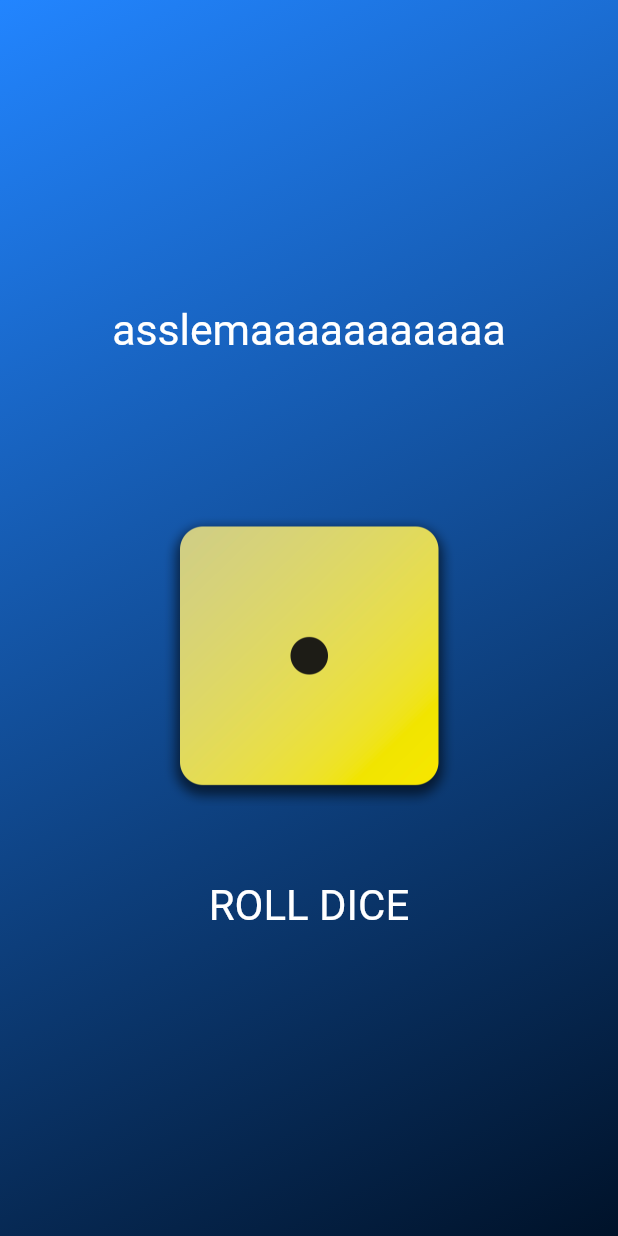
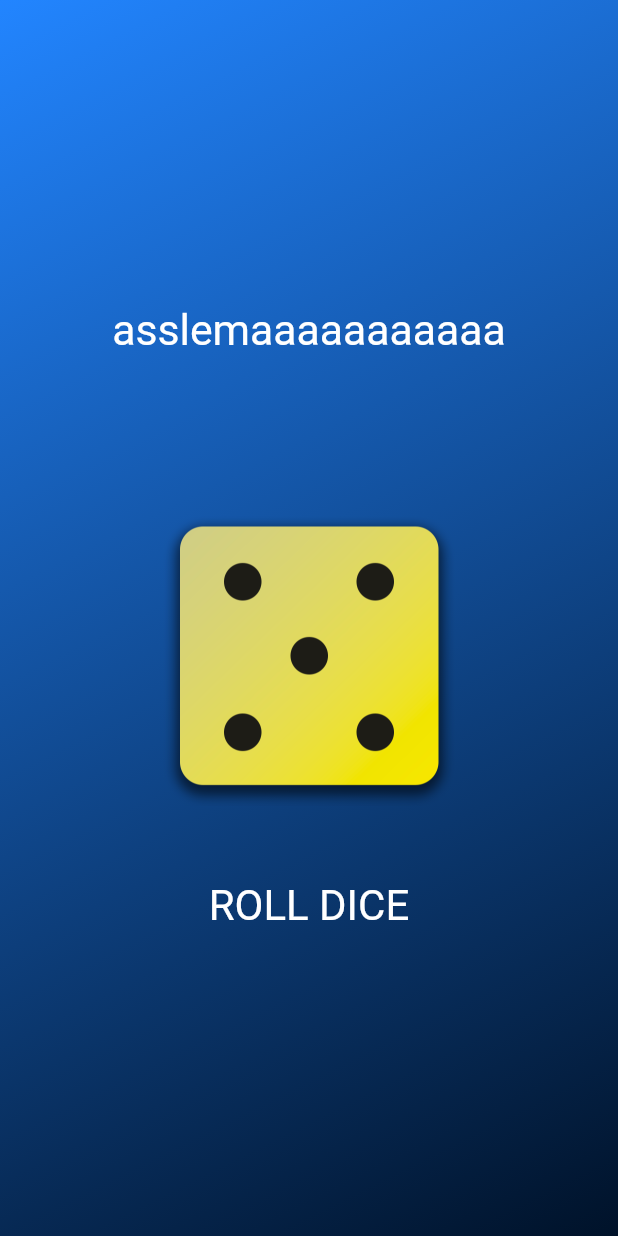
Before and after one commit to Jallouli-Yassine/rollDiceFlutter, a Flutter app: the screen it shows after launch, after a tap on "ROLL DICE", on a phone screen of 412 x 824 dp. Run offline on Flutter 3.47's test engine with Material 2 defaults, Android fonts, the phone set to English and light mode, and no system bars.

Commit message:
clicky btn and get random number and get picture of the dice with this number

```diff
--- a/lib/custom_widget.dart
+++ b/lib/custom_widget.dart
@@ -1,7 +1,7 @@
 // ignore_for_file: non_constant_identifier_names
 
 import 'package:flutter/material.dart';
-import 'package:first_app/styled_text.dart';
+import 'package:first_app/dice_roller.dart';
 
 /*
   Color.fromARGB(255, 34, 133, 255),
@@ -9,9 +9,6 @@ import 'package:first_app/styled_text.dart';
 */
 const startAlignment = Alignment.topLeft;
 const endAlignment = Alignment.bottomRight;
-var text = "asslemaaaaaaaaaaa";
-
-void rollDice() {}
 
 class CustomWidget extends StatelessWidget {
   // CustomWidget({cKey}):super(key: cKey);
@@ -27,25 +24,9 @@ class CustomWidget extends StatelessWidget {
           end: endAlignment,
         ),
       ),
-      child: Center(
-          child: Column(mainAxisSize: MainAxisSize.min, children: [
-        CustomStyleText(text), // Your existing CustomStyleText widget
-        const SizedBox(height: 100),
-        Image.asset(
-          'assets/images/dice-1.png',
-          width: 200,
-        ),
-        TextButton(
-          onPressed: rollDice,
-          style: TextButton.styleFrom(
-            padding: const EdgeInsets.only(top: 50),
-            foregroundColor: Colors.white,
-            textStyle:const TextStyle(
-              fontSize: 28,
-            ) ),
-          child:const Text('ROLL DICE'),
-        )
-      ])),
+      child:const Center(
+          child:DiceRoller(),
+      ),
     );
   }
 }
--- /dev/null
+++ b/lib/dice_roller.dart
@@ -0,0 +1,46 @@
+import 'dart:math';
+import 'package:flutter/material.dart';
+import 'package:first_app/styled_text.dart';
+final randomNumber = Random(); //objet yetaml mara bark w baad just natiwh adad kol manenzlo al btn(better for memory)
+class DiceRoller extends StatefulWidget {
+  const DiceRoller({super.key});
+  @override
+  State<DiceRoller> createState() {
+    return _DiceRollerState();
+  }
+}
+
+//_ maneha rahi class prv matetsta3ml ken lena
+class _DiceRollerState extends State<DiceRoller> {
+  var text = "asslemaaaaaaaaaaa";
+  var activeImage = 'assets/images/dice-1.png';
+
+  void rollDice() {
+    var diceRoll = randomNumber.nextInt(6) + 1;
+    setState(() {
+      activeImage = 'assets/images/dice-$diceRoll.png';
+    });
+  }
+
+  @override
+  Widget build(BuildContext context) {
+    return Column(mainAxisSize: MainAxisSize.min, children: [
+      CustomStyleText(text), // Your existing CustomStyleText widget
+      const SizedBox(height: 100),
+      Image.asset(
+        activeImage,
+        width: 200,
+      ),
+      TextButton(
+        onPressed: rollDice,
+        style: TextButton.styleFrom(
+            padding: const EdgeInsets.only(top: 50),
+            foregroundColor: Colors.white,
+            textStyle: const TextStyle(
+              fontSize: 28,
+            )),
+        child: const Text('ROLL DICE'),
+      )
+    ]);
+  }
+}
```
